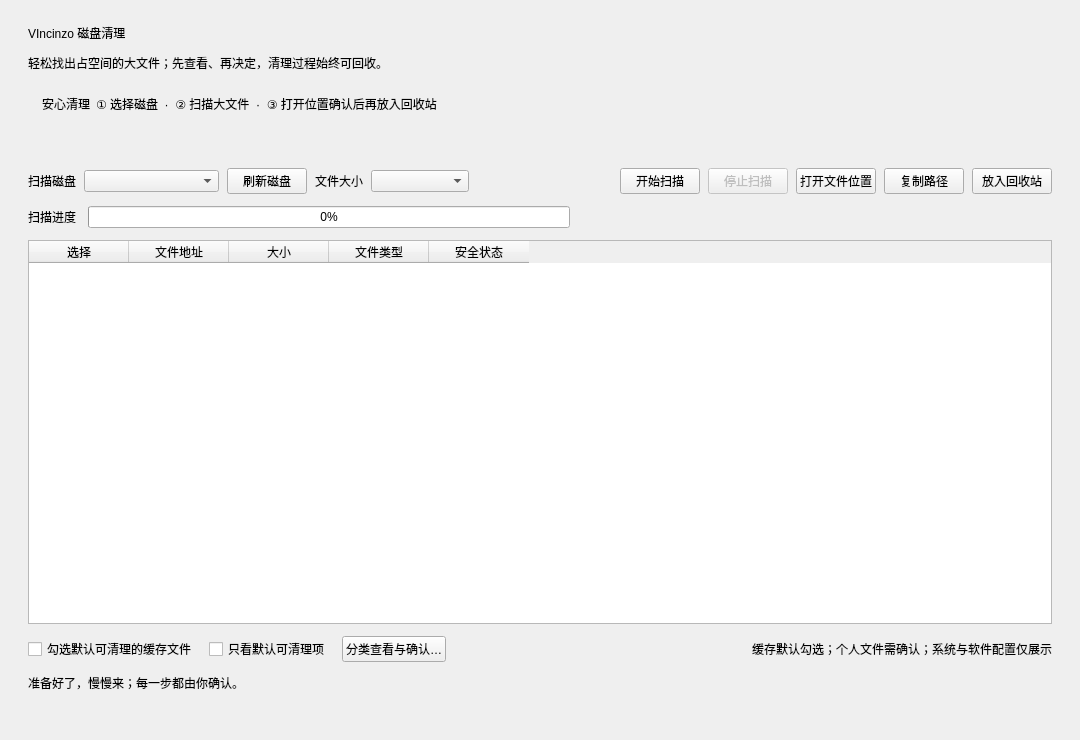
The window that src/mainwindow.ui (LuoMengxuan/Cleaner_for_windows) describes before a commit, drawn with Qt 5.
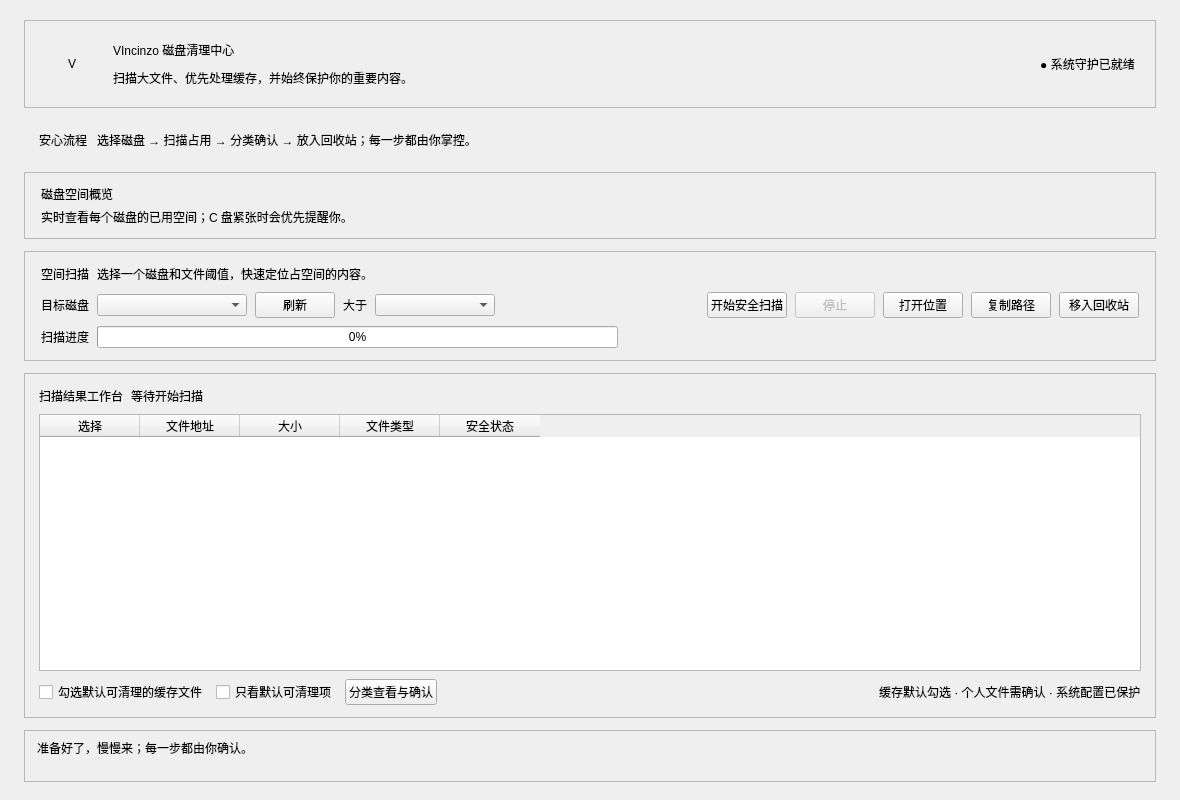
The same window after the commit.

Commit message:
feat: redesign app as a security center dashboard
- Rebuild the main window into a modern security-center dashboard with hero status, storage overview, scan center, result workspace, and status panel.\n- Add real-time scan and result summaries, polished drive cards, visual button hierarchy, and unified menus.\n- Bump the in-app release information to v1.30 / v1.3.0.

What changed in the file:
```diff
--- a/src/mainwindow.ui
+++ b/src/mainwindow.ui
@@ -2,99 +2,97 @@
 <ui version="4.0">
  <class>MainWindow</class>
  <widget class="QMainWindow" name="MainWindow">
-  <property name="geometry">
-   <rect><x>0</x><y>0</y><width>1080</width><height>740</height></rect>
-  </property>
-  <property name="minimumSize"><size><width>860</width><height>600</height></size></property>
+  <property name="geometry"><rect><x>0</x><y>0</y><width>1180</width><height>800</height></rect></property>
+  <property name="minimumSize"><size><width>920</width><height>660</height></size></property>
   <property name="windowTitle"><string>VIncinzo 磁盘清理</string></property>
   <widget class="QWidget" name="centralWidget">
    <layout class="QVBoxLayout" name="rootLayout">
-    <property name="leftMargin"><number>28</number></property>
-    <property name="topMargin"><number>24</number></property>
-    <property name="rightMargin"><number>28</number></property>
-    <property name="bottomMargin"><number>22</number></property>
-    <property name="spacing"><number>12</number></property>
+    <property name="leftMargin"><number>24</number></property><property name="topMargin"><number>20</number></property><property name="rightMargin"><number>24</number></property><property name="bottomMargin"><number>18</number></property><property name="spacing"><number>12</number></property>
     <item>
-     <widget class="QLabel" name="titleLabel">
-      <property name="text"><string>VIncinzo 磁盘清理</string></property>
+     <widget class="QFrame" name="heroFrame">
+      <property name="frameShape"><enum>QFrame::StyledPanel</enum></property>
+      <layout class="QHBoxLayout" name="heroLayout">
+       <property name="leftMargin"><number>20</number></property><property name="topMargin"><number>16</number></property><property name="rightMargin"><number>20</number></property><property name="bottomMargin"><number>16</number></property><property name="spacing"><number>14</number></property>
+       <item><widget class="QLabel" name="brandMark"><property name="minimumSize"><size><width>54</width><height>54</height></size></property><property name="maximumSize"><size><width>54</width><height>54</height></size></property><property name="text"><string>V</string></property><property name="alignment"><set>Qt::AlignCenter</set></property></widget></item>
+       <item><layout class="QVBoxLayout" name="brandTextLayout"><property name="spacing"><number>2</number></property><item><widget class="QLabel" name="titleLabel"><property name="text"><string>VIncinzo 磁盘清理中心</string></property></widget></item><item><widget class="QLabel" name="subtitleLabel"><property name="text"><string>扫描大文件、优先处理缓存，并始终保护你的重要内容。</string></property></widget></item></layout></item>
+       <item><spacer name="heroSpacer"><property name="orientation"><enum>Qt::Horizontal</enum></property><property name="sizeHint" stdset="0"><size><width>40</width><height>20</height></size></property></spacer></item>
+       <item><widget class="QLabel" name="heroStatusBadge"><property name="text"><string>● 系统守护已就绪</string></property><property name="alignment"><set>Qt::AlignCenter</set></property></widget></item>
+      </layout>
      </widget>
     </item>
     <item>
-     <widget class="QLabel" name="subtitleLabel">
-      <property name="text"><string>轻松找出占空间的大文件；先查看、再决定，清理过程始终可回收。</string></property>
-     </widget>
-    </item>
-    <item>
-     <widget class="QWidget" name="guideCard" native="true">
+     <widget class="QFrame" name="guideCard">
       <layout class="QHBoxLayout" name="guideLayout">
-       <property name="leftMargin"><number>14</number></property>
-       <property name="topMargin"><number>10</number></property>
-       <property name="rightMargin"><number>14</number></property>
-       <property name="bottomMargin"><number>10</number></property>
-       <item><widget class="QLabel" name="guideIcon"><property name="text"><string>安心清理</string></property></widget></item>
-       <item><widget class="QLabel" name="guideText"><property name="text"><string>① 选择磁盘  ·  ② 扫描大文件  ·  ③ 打开位置确认后再放入回收站</string></property></widget></item>
-       <item><spacer name="guideSpacer"><property name="orientation"><enum>Qt::Horizontal</enum></property><property name="sizeHint" stdset="0"><size><width>40</width><height>20</height></size></property></spacer></item>
+       <property name="leftMargin"><number>15</number></property><property name="topMargin"><number>10</number></property><property name="rightMargin"><number>15</number></property><property name="bottomMargin"><number>10</number></property><property name="spacing"><number>10</number></property>
+       <item><widget class="QLabel" name="guideIcon"><property name="text"><string>安心流程</string></property></widget></item>
+       <item><widget class="QLabel" name="guideText"><property name="text"><string>选择磁盘 → 扫描占用 → 分类确认 → 放入回收站；每一步都由你掌控。</string></property></widget></item>
+       <item><spacer name="guideSpacer"><property name="orientation"><enum>Qt::Horizontal</enum></property><property name="sizeHint" stdset="0"><size><width>30</width><height>20</height></size></property></spacer></item>
       </layout>
      </widget>
     </item>
     <item>
-     <widget class="QWidget" name="driveCard" native="true">
-      <layout class="QVBoxLayout" name="driveLayout">
-       <property name="leftMargin"><number>14</number></property>
-       <property name="topMargin"><number>10</number></property>
-       <property name="rightMargin"><number>14</number></property>
-       <property name="bottomMargin"><number>10</number></property>
+     <widget class="QFrame" name="driveCard">
+      <property name="frameShape"><enum>QFrame::StyledPanel</enum></property>
+      <layout class="QVBoxLayout" name="driveCardLayout">
+       <property name="leftMargin"><number>16</number></property><property name="topMargin"><number>12</number></property><property name="rightMargin"><number>16</number></property><property name="bottomMargin"><number>12</number></property><property name="spacing"><number>5</number></property>
+       <item><widget class="QLabel" name="drivePanelTitle"><property name="text"><string>磁盘空间概览</string></property></widget></item>
+       <item><widget class="QLabel" name="drivePanelHint"><property name="text"><string>实时查看每个磁盘的已用空间；C 盘紧张时会优先提醒你。</string></property></widget></item>
+       <item><layout class="QVBoxLayout" name="driveListLayout"><property name="spacing"><number>6</number></property></layout></item>
       </layout>
      </widget>
     </item>
     <item>
-     <layout class="QHBoxLayout" name="controlLayout">
-      <property name="spacing"><number>8</number></property>
-      <item><widget class="QLabel" name="driveLabel"><property name="text"><string>扫描磁盘</string></property></widget></item>
-      <item><widget class="QComboBox" name="driveComboBox"><property name="minimumSize"><size><width>135</width><height>0</height></size></property></widget></item>
-      <item><widget class="QPushButton" name="refreshButton"><property name="text"><string>刷新磁盘</string></property></widget></item>
-      <item><widget class="QLabel" name="thresholdLabel"><property name="text"><string>文件大小</string></property></widget></item>
-      <item><widget class="QComboBox" name="minimumSizeComboBox"><property name="minimumSize"><size><width>98</width><height>0</height></size></property></widget></item>
-      <item><spacer name="controlSpacer"><property name="orientation"><enum>Qt::Horizontal</enum></property><property name="sizeHint" stdset="0"><size><width>30</width><height>20</height></size></property></spacer></item>
-      <item><widget class="QPushButton" name="scanButton"><property name="text"><string>开始扫描</string></property></widget></item>
-      <item><widget class="QPushButton" name="stopButton"><property name="enabled"><bool>false</bool></property><property name="text"><string>停止扫描</string></property></widget></item>
-      <item><widget class="QPushButton" name="openLocationButton"><property name="text"><string>打开文件位置</string></property></widget></item>
-      <item><widget class="QPushButton" name="copyPathButton"><property name="text"><string>复制路径</string></property></widget></item>
-      <item><widget class="QPushButton" name="deleteButton"><property name="text"><string>放入回收站</string></property></widget></item>
-     </layout>
+     <widget class="QFrame" name="scanPanel">
+      <property name="frameShape"><enum>QFrame::StyledPanel</enum></property>
+      <layout class="QVBoxLayout" name="scanPanelLayout">
+       <property name="leftMargin"><number>16</number></property><property name="topMargin"><number>12</number></property><property name="rightMargin"><number>16</number></property><property name="bottomMargin"><number>12</number></property><property name="spacing"><number>8</number></property>
+       <item><layout class="QHBoxLayout" name="scanHeadingLayout"><item><widget class="QLabel" name="scanPanelTitle"><property name="text"><string>空间扫描</string></property></widget></item><item><widget class="QLabel" name="scanPanelHint"><property name="text"><string>选择一个磁盘和文件阈值，快速定位占空间的内容。</string></property></widget></item><item><spacer name="scanHeadingSpacer"><property name="orientation"><enum>Qt::Horizontal</enum></property><property name="sizeHint" stdset="0"><size><width>30</width><height>20</height></size></property></spacer></item></layout></item>
+       <item>
+        <layout class="QHBoxLayout" name="controlLayout">
+         <property name="spacing"><number>8</number></property>
+         <item><widget class="QLabel" name="driveLabel"><property name="text"><string>目标磁盘</string></property></widget></item>
+         <item><widget class="QComboBox" name="driveComboBox"><property name="minimumSize"><size><width>150</width><height>0</height></size></property></widget></item>
+         <item><widget class="QPushButton" name="refreshButton"><property name="text"><string>刷新</string></property></widget></item>
+         <item><widget class="QLabel" name="thresholdLabel"><property name="text"><string>大于</string></property></widget></item>
+         <item><widget class="QComboBox" name="minimumSizeComboBox"><property name="minimumSize"><size><width>120</width><height>0</height></size></property></widget></item>
+         <item><spacer name="controlSpacer"><property name="orientation"><enum>Qt::Horizontal</enum></property><property name="sizeHint" stdset="0"><size><width>30</width><height>20</height></size></property></spacer></item>
+         <item><widget class="QPushButton" name="scanButton"><property name="text"><string>开始安全扫描</string></property></widget></item>
+         <item><widget class="QPushButton" name="stopButton"><property name="enabled"><bool>false</bool></property><property name="text"><string>停止</string></property></widget></item>
+         <item><widget class="QPushButton" name="openLocationButton"><property name="text"><string>打开位置</string></property></widget></item>
+         <item><widget class="QPushButton" name="copyPathButton"><property name="text"><string>复制路径</string></property></widget></item>
+         <item><widget class="QPushButton" name="deleteButton"><property name="text"><string>移入回收站</string></property></widget></item>
+        </layout>
+       </item>
+       <item><layout class="QHBoxLayout" name="scanProgressLayout"><item><widget class="QLabel" name="scanProgressLabel"><property name="text"><string>扫描进度</string></property></widget></item><item><widget class="QProgressBar" name="scanProgressBar"><property name="minimumSize"><size><width>280</width><height>0</height></size></property><property name="value"><number>0</number></property><property name="textVisible"><bool>true</bool></property></widget></item><item><spacer name="scanProgressSpacer"><property name="orientation"><enum>Qt::Horizontal</enum></property><property name="sizeHint" stdset="0"><size><width>40</width><height>20</height></size></property></spacer></item></layout></item>
+      </layout>
+     </widget>
     </item>
     <item>
-     <layout class="QHBoxLayout" name="scanProgressLayout">
-      <item><widget class="QLabel" name="scanProgressLabel"><property name="text"><string>扫描进度</string></property></widget></item>
-      <item><widget class="QProgressBar" name="scanProgressBar"><property name="minimumSize"><size><width>280</width><height>0</height></size></property><property name="value"><number>0</number></property><property name="textVisible"><bool>true</bool></property></widget></item>
-      <item><spacer name="scanProgressSpacer"><property name="orientation"><enum>Qt::Horizontal</enum></property><property name="sizeHint" stdset="0"><size><width>40</width><height>20</height></size></property></spacer></item>
-     </layout>
+     <widget class="QFrame" name="resultsPanel">
+      <property name="frameShape"><enum>QFrame::StyledPanel</enum></property>
+      <layout class="QVBoxLayout" name="resultsPanelLayout">
+       <property name="leftMargin"><number>14</number></property><property name="topMargin"><number>12</number></property><property name="rightMargin"><number>14</number></property><property name="bottomMargin"><number>12</number></property><property name="spacing"><number>8</number></property>
+       <item><layout class="QHBoxLayout" name="resultsHeadingLayout"><item><widget class="QLabel" name="resultsTitle"><property name="text"><string>扫描结果工作台</string></property></widget></item><item><widget class="QLabel" name="resultSummaryLabel"><property name="text"><string>等待开始扫描</string></property></widget></item><item><spacer name="resultsHeadingSpacer"><property name="orientation"><enum>Qt::Horizontal</enum></property><property name="sizeHint" stdset="0"><size><width>30</width><height>20</height></size></property></spacer></item></layout></item>
+       <item>
+        <widget class="QTableWidget" name="fileTableWidget">
+         <property name="alternatingRowColors"><bool>true</bool></property><property name="selectionBehavior"><enum>QAbstractItemView::SelectRows</enum></property><property name="selectionMode"><enum>QAbstractItemView::ExtendedSelection</enum></property><property name="editTriggers"><set>QAbstractItemView::NoEditTriggers</set></property><property name="showGrid"><bool>false</bool></property>
+         <column><property name="text"><string>选择</string></property></column><column><property name="text"><string>文件地址</string></property></column><column><property name="text"><string>大小</string></property></column><column><property name="text"><string>文件类型</string></property></column><column><property name="text"><string>安全状态</string></property></column>
+        </widget>
+       </item>
+       <item><layout class="QHBoxLayout" name="selectionLayout"><item><widget class="QCheckBox" name="selectAllCheckBox"><property name="text"><string>勾选默认可清理的缓存文件</string></property></widget></item><item><widget class="QCheckBox" name="filterSafeCheckBox"><property name="text"><string>只看默认可清理项</string></property></widget></item><item><widget class="QPushButton" name="categoryReviewButton"><property name="text"><string>分类查看与确认</string></property></widget></item><item><spacer name="selectionSpacer"><property name="orientation"><enum>Qt::Horizontal</enum></property><property name="sizeHint" stdset="0"><size><width>40</width><height>20</height></size></property></spacer></item><item><widget class="QLabel" name="safetyLabel"><property name="text"><string>缓存默认勾选 · 个人文件需确认 · 系统配置已保护</string></property></widget></item></layout></item>
+      </layout>
+     </widget>
     </item>
     <item>
-     <widget class="QTableWidget" name="fileTableWidget">
-      <property name="alternatingRowColors"><bool>true</bool></property>
-      <property name="selectionBehavior"><enum>QAbstractItemView::SelectRows</enum></property>
-      <property name="selectionMode"><enum>QAbstractItemView::ExtendedSelection</enum></property>
-      <property name="editTriggers"><set>QAbstractItemView::NoEditTriggers</set></property>
-      <property name="showGrid"><bool>false</bool></property>
-      <column><property name="text"><string>选择</string></property></column>
-      <column><property name="text"><string>文件地址</string></property></column>
-      <column><property name="text"><string>大小</string></property></column>
-      <column><property name="text"><string>文件类型</string></property></column>
-      <column><property name="text"><string>安全状态</string></property></column>
+     <widget class="QFrame" name="statusPanel">
+      <property name="frameShape"><enum>QFrame::StyledPanel</enum></property>
+      <layout class="QVBoxLayout" name="statusPanelLayout">
+       <property name="leftMargin"><number>12</number></property><property name="topMargin"><number>8</number></property><property name="rightMargin"><number>12</number></property><property name="bottomMargin"><number>8</number></property><property name="spacing"><number>2</number></property>
+       <item><widget class="QLabel" name="statusLabel"><property name="text"><string>准备好了，慢慢来；每一步都由你确认。</string></property></widget></item>
+       <item><widget class="QLabel" name="pathLabel"><property name="textInteractionFlags"><set>Qt::TextSelectableByMouse</set></property></widget></item>
+      </layout>
      </widget>
     </item>
-    <item>
-     <layout class="QHBoxLayout" name="selectionLayout">
-      <item><widget class="QCheckBox" name="selectAllCheckBox"><property name="text"><string>勾选默认可清理的缓存文件</string></property></widget></item>
-      <item><widget class="QCheckBox" name="filterSafeCheckBox"><property name="text"><string>只看默认可清理项</string></property></widget></item>
-      <item><widget class="QPushButton" name="categoryReviewButton"><property name="text"><string>分类查看与确认…</string></property></widget></item>
-      <item><spacer name="selectionSpacer"><property name="orientation"><enum>Qt::Horizontal</enum></property><property name="sizeHint" stdset="0"><size><width>40</width><height>20</height></size></property></spacer></item>
-      <item><widget class="QLabel" name="safetyLabel"><property name="text"><string>缓存默认勾选；个人文件需确认；系统与软件配置仅展示</string></property></widget></item>
-     </layout>
-    </item>
-    <item><widget class="QLabel" name="statusLabel"><property name="text"><string>准备好了，慢慢来；每一步都由你确认。</string></property></widget></item>
-    <item><widget class="QLabel" name="pathLabel"><property name="textInteractionFlags"><set>Qt::TextSelectableByMouse</set></property></widget></item>
    </layout>
   </widget>
  </widget>
```
The commit also changes 4 other files.
